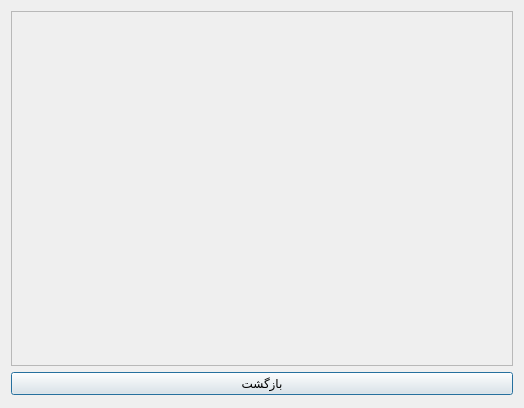
Old version of the form menu/history.ui in the repository AP-projects-4001/alsa.
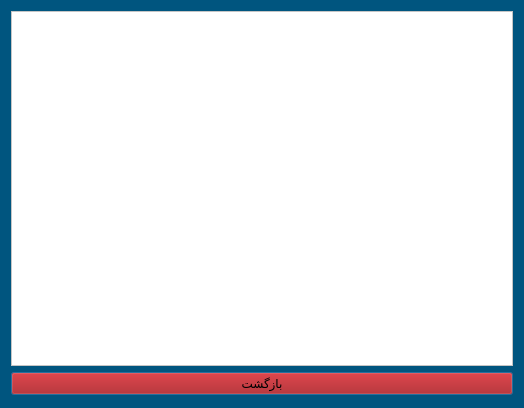
New version of the form.

```diff
--- a/menu/history.ui
+++ b/menu/history.ui
@@ -25,6 +25,9 @@
   <property name="windowTitle">
    <string>Dialog</string>
   </property>
+  <property name="styleSheet">
+   <string notr="true">background-color: rgb(0, 85, 127);</string>
+  </property>
   <layout class="QGridLayout" name="gridLayout">
    <item row="0" column="0">
     <widget class="QScrollArea" name="scrollArea">
@@ -37,6 +40,9 @@
      <property name="layoutDirection">
       <enum>Qt::LeftToRight</enum>
      </property>
+     <property name="styleSheet">
+      <string notr="true">background-color: rgb(255, 255, 255);</string>
+     </property>
      <property name="widgetResizable">
       <bool>true</bool>
      </property>
@@ -55,6 +61,10 @@
    </item>
    <item row="1" column="0">
     <widget class="QPushButton" name="pushButton_2">
+     <property name="styleSheet">
+      <string notr="true">background-color: rgb(170, 0, 0);
+color: rgb(0, 0, 0);</string>
+     </property>
      <property name="text">
       <string>بازگشت</string>
      </property>
```
